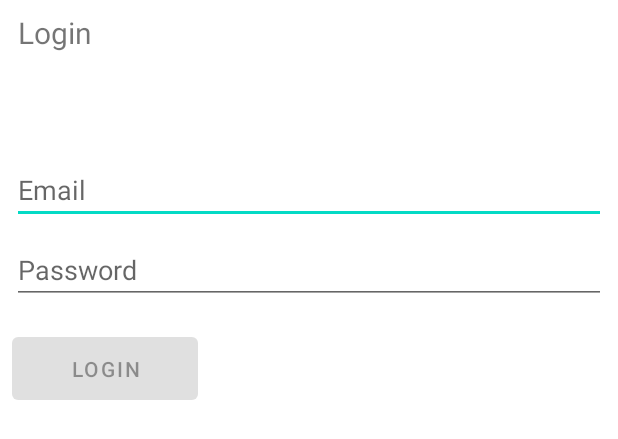
After one commit to kgithcoy/moviesapp, an Android app: the layout activity_login.xml on its own in the app's theme, with its tools: preview values and no code run, on a phone screen of 412 x 824 dp. The commit adds this screen. Shown: the top 439 px of the screen. Run offline under Robolectric (Android 15) with nearby library versions, the phone set to English and light mode, and no system bars.

Commit message:
feat: add LoginActivity class

```diff
--- a/app/src/main/AndroidManifest.xml
+++ b/app/src/main/AndroidManifest.xml
@@ -1,6 +1,6 @@
 <?xml version="1.0" encoding="utf-8"?>
 <manifest xmlns:android="http://schemas.android.com/apk/res/android"
-    xmlns:tools="http://schemas.android.com/tools">
+    xmlns:tools="http://schemas.android.com/tools" >
 
     <application
         android:allowBackup="true"
@@ -10,10 +10,10 @@
         android:label="@string/app_name"
         android:supportsRtl="true"
         android:theme="@style/Theme.Moviesapp"
-        tools:targetApi="31">
+        tools:targetApi="31" >
         <activity
             android:name=".presentation.MainActivity"
-            android:exported="true">
+            android:exported="true" >
             <intent-filter>
                 <action android:name="android.intent.action.MAIN" />
 
--- /dev/null
+++ b/app/src/main/java/android/moviesapp/presentation/LoginActivity.java
@@ -0,0 +1,15 @@
+package android.moviesapp.presentation;
+
+import android.moviesapp.R;
+import android.os.Bundle;
+
+import androidx.appcompat.app.AppCompatActivity;
+
+public class LoginActivity extends AppCompatActivity {
+
+        @Override
+        protected void onCreate(Bundle savedInstanceState) {
+            super.onCreate(savedInstanceState);
+            setContentView(R.layout.activity_login);
+        }
+}
--- /dev/null
+++ b/app/src/main/res/layout/activity_login.xml
@@ -0,0 +1,83 @@
+<?xml version="1.0" encoding="utf-8"?>
+<androidx.constraintlayout.widget.ConstraintLayout
+    xmlns:android="http://schemas.android.com/apk/res/android"
+    xmlns:app="http://schemas.android.com/apk/res-auto"
+    xmlns:tools="http://schemas.android.com/tools"
+    android:id="@+id/container"
+    android:layout_width="match_parent"
+    android:layout_height="match_parent"
+    android:paddingBottom="@dimen/activity_vertical_margin"
+    android:paddingLeft="@dimen/activity_horizontal_margin"
+    android:paddingRight="@dimen/activity_horizontal_margin"
+    android:paddingTop="@dimen/activity_vertical_margin"
+    tools:context=".ui.login.LoginActivity">
+
+    <EditText
+        android:id="@+id/username"
+        android:layout_width="0dp"
+        android:layout_height="wrap_content"
+        android:layout_marginTop="96dp"
+        android:autofillHints="@string/prompt_email"
+        android:hint="@string/prompt_email"
+        android:inputType="textEmailAddress"
+        android:selectAllOnFocus="true"
+        app:layout_constraintEnd_toEndOf="parent"
+        app:layout_constraintStart_toStartOf="parent"
+        app:layout_constraintTop_toTopOf="parent" />
+
+    <EditText
+        android:id="@+id/password"
+        android:layout_width="0dp"
+        android:layout_height="wrap_content"
+        android:layout_marginTop="8dp"
+        android:autofillHints="@string/prompt_password"
+        android:hint="@string/prompt_password"
+        android:imeActionLabel="@string/action_sign_in_short"
+        android:imeOptions="actionDone"
+        android:inputType="textPassword"
+        android:selectAllOnFocus="true"
+        app:layout_constraintEnd_toEndOf="parent"
+        app:layout_constraintStart_toStartOf="parent"
+        app:layout_constraintTop_toBottomOf="@+id/username" />
+
+    <Button
+        android:id="@+id/login"
+        android:layout_width="124dp"
+        android:layout_height="54dp"
+        android:layout_gravity="start"
+        android:layout_marginTop="16dp"
+        android:layout_marginBottom="64dp"
+        android:enabled="false"
+        android:text="@string/action_sign_in"
+        app:layout_constraintBottom_toBottomOf="parent"
+        app:layout_constraintEnd_toEndOf="parent"
+        app:layout_constraintHorizontal_bias="0.0"
+        app:layout_constraintStart_toStartOf="parent"
+        app:layout_constraintTop_toBottomOf="@+id/password"
+        app:layout_constraintVertical_bias="0.0" />
+
+    <ProgressBar
+        android:id="@+id/loading"
+        android:visibility="gone"
+        android:layout_width="wrap_content"
+        android:layout_height="wrap_content"
+        android:layout_gravity="center"
+        android:layout_marginTop="64dp"
+        android:layout_marginBottom="64dp"
+        app:layout_constraintBottom_toBottomOf="parent"
+        app:layout_constraintEnd_toEndOf="@+id/password"
+        app:layout_constraintStart_toStartOf="@+id/password"
+        app:layout_constraintTop_toTopOf="parent"
+        app:layout_constraintVertical_bias="0.3" />
+
+    <TextView
+        android:id="@+id/SignIntext"
+        android:layout_width="59dp"
+        android:layout_height="40dp"
+        android:layout_marginStart="4dp"
+        android:text="Login"
+        android:textSize="20sp"
+        app:layout_constraintStart_toStartOf="parent"
+        tools:layout_editor_absoluteY="47dp" />
+
+</androidx.constraintlayout.widget.ConstraintLayout>
--- a/app/src/main/res/values/strings.xml
+++ b/app/src/main/res/values/strings.xml
@@ -1,3 +1,12 @@
 <resources>
     <string name="app_name">moviesapp</string>
+    <string name="title_activity_login">LoginActivity</string>
+    <string name="prompt_email">Email</string>
+    <string name="prompt_password">Password</string>
+    <string name="action_sign_in">Login</string>
+    <string name="action_sign_in_short">Sign in</string>
+    <string name="welcome">"Welcome !"</string>
+    <string name="invalid_username">Not a valid username</string>
+    <string name="invalid_password">Password must be >5 characters</string>
+    <string name="login_failed">"Login failed"</string>
 </resources>
```
